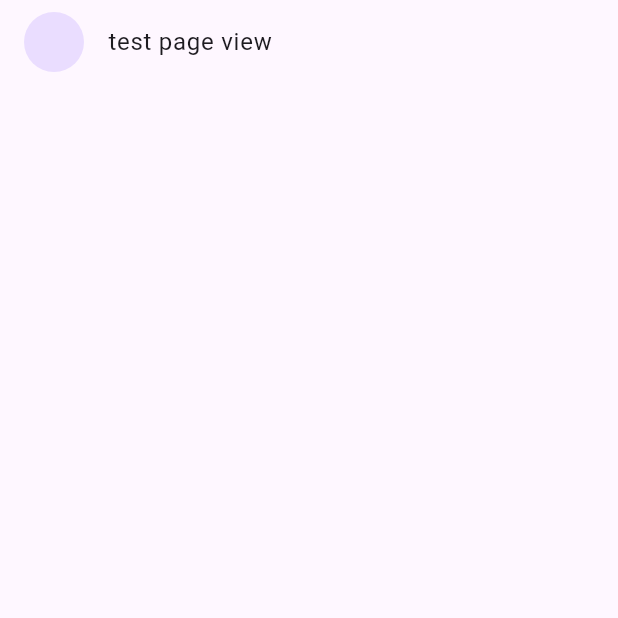
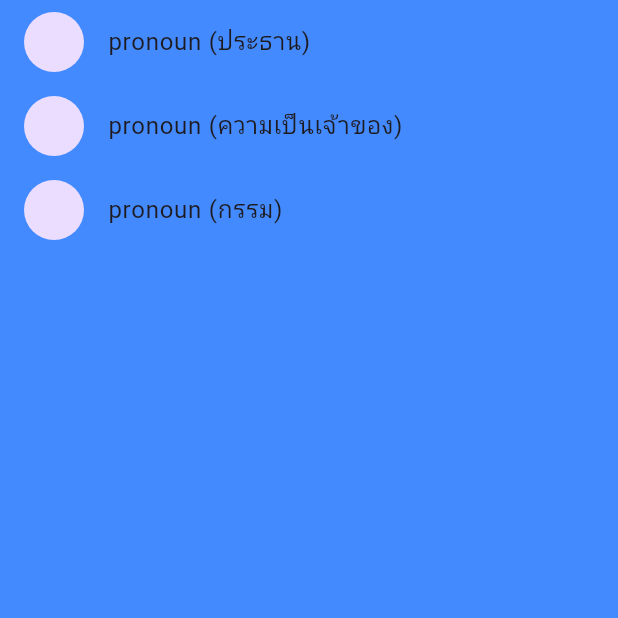
Before and after one commit to BhakinKhantarjeerawat/collocation_dictionary, a Flutter app: the screen it shows after launch, after a tap on "lessons", on a phone screen of 412 x 824 dp, the top half of it. Run offline on Flutter 3.47's test engine with Material 2 defaults, Android fonts, the phone set to English and light mode, and no system bars; our stand-ins replace auto_size_text, dotted_border, flutter_riverpod, flutter_tts, page_transition, riverpod_annotation and 1 more; generated files the repository leaves out were written again.

Commit message:
collection if

```diff
--- a/lib/common_lists/noun_lists.dart
+++ b/lib/common_lists/noun_lists.dart
@@ -1,4 +1,4 @@
-import 'package:collocation_dictionary/features/home/models/word.dart';
+import 'package:collocation_dictionary/features/lesson/models/word.dart';
 import 'package:collocation_dictionary/features/home/models/word_type.dart';
 import 'package:flutter/material.dart';
 
--- a/lib/common_lists/pronoun_list.dart
+++ b/lib/common_lists/pronoun_list.dart
@@ -1,6 +1,6 @@
-import 'package:collocation_dictionary/features/home/models/word.dart';
+import 'package:collocation_dictionary/features/lesson/models/word.dart';
 import 'package:collocation_dictionary/features/home/models/word_type.dart';
-import 'package:flutter/material.dart';
+
 
 List<Word> pronounList = [
   Word(
--- a/lib/features/home/data/word_repository.dart
+++ b/lib/features/home/data/word_repository.dart
@@ -1,10 +1,10 @@
 import 'package:collocation_dictionary/features/home/models/verb.dart';
-import 'package:collocation_dictionary/features/home/models/word.dart';
+import 'package:collocation_dictionary/features/lesson/models/word.dart';
 import 'package:collocation_dictionary/common_lists/noun_lists.dart';
 import 'package:collocation_dictionary/common_lists/pronoun_list.dart';
 import 'package:collocation_dictionary/common_lists/verb_list.dart';
 import 'package:collocation_dictionary/features/home/models/word_type.dart';
-import 'package:flutter/material.dart';
+
 
 class WordRepository {
   List<Word> searchWords({required String word}) {
--- a/lib/features/home/models/verb.dart
+++ b/lib/features/home/models/verb.dart
@@ -1,6 +1,5 @@
 import 'package:collocation_dictionary/features/home/models/word_type.dart';
 import 'package:flutter/material.dart';
-
 
 class Verb {
   Verb(
--- a/lib/features/home/presentation/home_screen.dart
+++ b/lib/features/home/presentation/home_screen.dart
@@ -2,7 +2,7 @@ import 'package:collocation_dictionary/common_widgets/my_filled_image.dart';
 import 'package:collocation_dictionary/constants/app_sizes.dart';
 import 'package:collocation_dictionary/features/home/data/providers.dart';
 import 'package:collocation_dictionary/features/home/data/word_repository.dart';
-import 'package:collocation_dictionary/features/home/presentation/widgets/search_widgets.dart';
+import 'package:collocation_dictionary/common_widgets/search_widgets.dart';
 import 'package:collocation_dictionary/features/home/presentation/word_details_screen.dart';
 import 'package:collocation_dictionary/common_methods.dart/my_navigate.dart';
 import 'package:flutter/material.dart';
@@ -69,9 +69,6 @@ class _HomeScreenState extends ConsumerState<HomeScreen> {
                               onTap: () {
                                 myNavigate(context,
                                     screen: WordDetailsScreen(index: index));
-
-
-
                                 // showMyAlertDialog(
                                 //     context: context,
                                 //     widget: Column(
--- a/lib/features/home/presentation/intro_screen.dart
+++ b/lib/features/home/presentation/intro_screen.dart
@@ -1,6 +1,6 @@
 import 'package:collocation_dictionary/constants/app_sizes.dart';
 import 'package:collocation_dictionary/features/home/presentation/home_screen.dart';
-import 'package:collocation_dictionary/features/home/presentation/lessons_screen.dart';
+import 'package:collocation_dictionary/features/lesson/presentation/lessons_screen.dart';
 import 'package:collocation_dictionary/common_methods.dart/my_navigate.dart';
 import 'package:flutter/material.dart';
 import 'package:flutter_riverpod/flutter_riverpod.dart';
--- a/lib/features/home/presentation/lessons_screen.dart
+++ /dev/null
@@ -1,21 +0,0 @@
-import 'package:collocation_dictionary/features/home/presentation/test_page_view.dart';
-import 'package:collocation_dictionary/common_methods.dart/my_navigate.dart';
-import 'package:flutter/material.dart';
-import 'package:flutter_riverpod/flutter_riverpod.dart';
-
-class LessonsScreen extends ConsumerWidget {
-  const LessonsScreen({super.key});
-
-  @override
-  Widget build(BuildContext context, WidgetRef ref) {
-    return Scaffold(
-        body: ListView(
-      children: [
-        ListTile(
-            onTap: () => myNavigate(context, screen: const TestPageView()),
-            leading: const CircleAvatar(),
-            title: const Text('test page view')),
-      ],
-    ));
-  }
-}
--- a/lib/features/home/presentation/word_details_screen.dart
+++ b/lib/features/home/presentation/word_details_screen.dart
@@ -1,7 +1,6 @@
 import 'package:collocation_dictionary/common_widgets/my_buttons.dart';
 import 'package:collocation_dictionary/common_widgets/my_filled_image.dart';
 import 'package:collocation_dictionary/constants/app_sizes.dart';
-
 import 'package:collocation_dictionary/features/home/data/providers.dart';
 import 'package:collocation_dictionary/features/home/data/word_repository.dart';
 import 'package:collocation_dictionary/common_lists/adjective_list.dart';
--- a/lib/common_lists/lesson_lists.dart
+++ b/lib/features/lesson/data/lesson_lists.dart
@@ -4,6 +4,47 @@ import 'package:collocation_dictionary/constants/app_sizes.dart';
 import 'package:flutter/material.dart';
 
 List<Widget> pronounLesson1 = [
+  const Column(mainAxisAlignment: MainAxisAlignment.center, children: [
+    MyText('Pronoun', 25),
+    gapH8,
+    MyText('คำสรรพนาม/คำแทนคำนาม', 21),
+    gapH8,
+    MyText('เช่น ฉัน คุณ เขา เธอ พวกเขา พวกเรา มัน', 21),
+  ]),
+  const DragWidget(
+    shownWord: 'pencil',
+    choices: ['his', 'her', 'our'],
+    answer: 'his',
+    imagePath: 'assets/images/happiness.png',
+  ),
+  const DragWidget(
+    shownWord: 'pen',
+    choices: ['my', 'your'],
+    answer: 'my',
+    translation: 'ปากกาของฉัน',
+
+  ),
+  const DragWidget(
+    shownWord: 'books',
+    choices: ['thier', 'our'],
+    answer: 'our',
+  ),
+  const DragWidget(
+    shownWord: 'school',
+    choices: ['his', 'thier', 'its'],
+    answer: 'his',
+  ),
+  const Column(mainAxisAlignment: MainAxisAlignment.center, children: [
+    MyText('Pronoun Summary', 25),
+    gapH8,
+    MyText('คะแนน', 21),
+    gapH8,
+    // MyText('${pronounLesson1.length}', 21),
+  ]),
+];
+
+
+List<Widget> pronounLesson2 = [
   const Column(mainAxisAlignment: MainAxisAlignment.center, children: [
     MyText('Pronoun', 25),
     gapH8,
--- a/lib/features/home/models/word.dart
+++ b/lib/features/lesson/models/word.dart
@@ -8,7 +8,9 @@ class Word {
       required this.wordType,
       required this.collocations,
       this.iconData,
-      this.imagePath
+      this.imagePath,
+      this.audioPath,
+      this.translation,
       });
   final String word;
   final String sound;
@@ -17,4 +19,6 @@ class Word {
   final List<String> collocations;
   final IconData? iconData;
   final String? imagePath;
+  final String? audioPath;
+  final String? translation;
 }
--- /dev/null
+++ b/lib/features/lesson/presentation/lessons_screen.dart
@@ -0,0 +1,31 @@
+import 'package:collocation_dictionary/features/lesson/data/lesson_lists.dart';
+import 'package:collocation_dictionary/features/lesson/presentation/my_page_view.dart';
+import 'package:collocation_dictionary/common_methods.dart/my_navigate.dart';
+import 'package:flutter/material.dart';
+import 'package:flutter_riverpod/flutter_riverpod.dart';
+
+class LessonsScreen extends ConsumerWidget {
+  const LessonsScreen({super.key});
+
+  @override
+  Widget build(BuildContext context, WidgetRef ref) {
+    return Scaffold(
+        backgroundColor: Colors.blueAccent,
+        body: ListView(
+          children: [
+            ListTile(
+                onTap: () => myNavigate(context, screen:  MyPageView(lesson:pronounLesson1)),
+                leading: const CircleAvatar(),
+                title: const Text('pronoun (ประธาน)')),
+            ListTile(
+                onTap: () => myNavigate(context, screen: MyPageView(lesson:pronounLesson1)),
+                leading: const CircleAvatar(),
+                title: const Text('pronoun (ความเป็นเจ้าของ)')),
+            ListTile(
+                onTap: () => myNavigate(context, screen: MyPageView(lesson:pronounLesson1)),
+                leading: const CircleAvatar(),
+                title: const Text('pronoun (กรรม)')),
+          ],
+        ));
+  }
+}
--- a/lib/main.dart
+++ b/lib/main.dart
@@ -1,4 +1,3 @@
-
 import 'package:collocation_dictionary/features/home/presentation/intro_screen.dart';
 import 'package:flutter/material.dart';
 import 'package:flutter/services.dart';
@@ -7,8 +6,8 @@ import 'package:flutter_tts/flutter_tts.dart';
 
 void main() async {
   WidgetsFlutterBinding.ensureInitialized();
-  FlutterTts flutterTts =  FlutterTts();
-await flutterTts.setLanguage("en-US");
+  FlutterTts flutterTts = FlutterTts();
+  await flutterTts.setLanguage("en-US");
   SystemChrome.setPreferredOrientations(
           [DeviceOrientation.portraitUp, DeviceOrientation.portraitDown])
       .then((_) => runApp(const ProviderScope(child: MainApp())));
@@ -24,9 +23,9 @@ class _MainAppState extends State<MainApp> {
   @override
   Widget build(BuildContext context) {
     return MaterialApp(
+      color: Colors.blue,
       theme: ThemeData(
-        useMaterial3: true,
-      ),
+          useMaterial3: true, scaffoldBackgroundColor: Colors.blueAccent),
       home: const IntroScreen(),
     );
   }
```
Also changed, not shown: lib/common_lists/lesson_list.dart (deleted, +0 -7 lines), lib/common_widgets/drag_widget.dart (+10 -4 lines), lib/features/home/presentation/test_page_view.dart (deleted, +0 -91 lines), lib/features/lesson/presentation/my_page_view.dart (added, +126 -0 lines), lib/common_widgets/search_widgets.dart (renamed from lib/features/home/presentation/widgets/search_widgets.dart).
